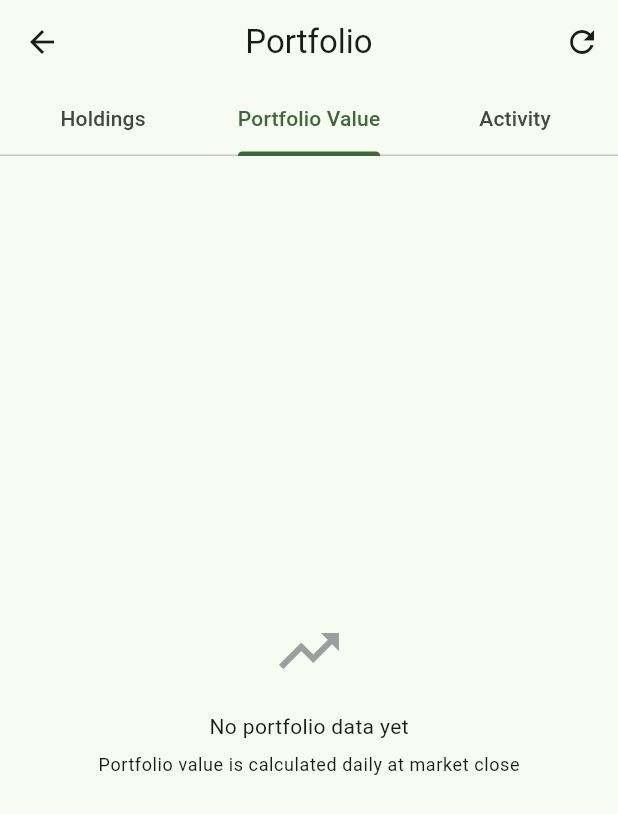
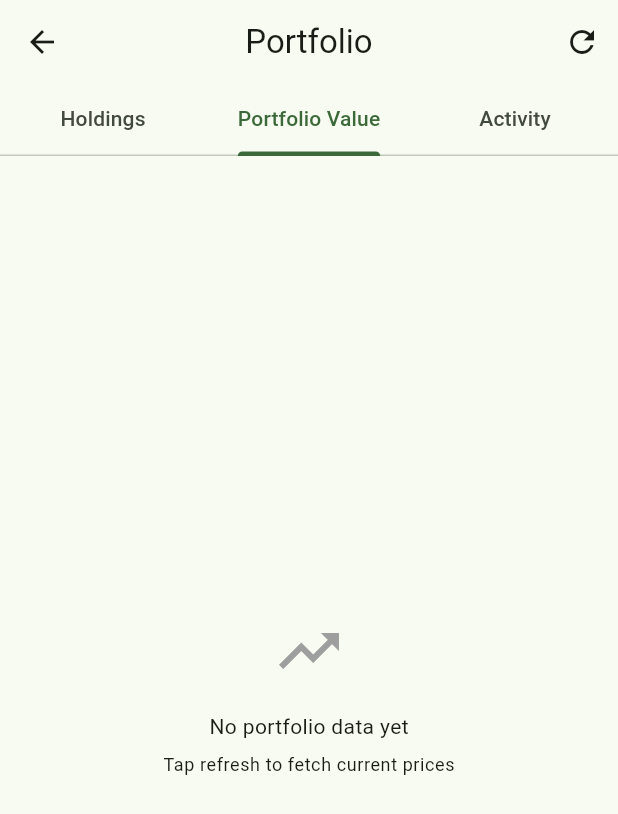
Before and after one commit to YaishRiaz/SyncLedger, a Flutter app: the StocksScreen screen opened directly, tab 2 chosen, after a tap on the "refresh" icon, on a phone screen of 412 x 824 dp. Shown: the top 814 px of the screen. Run offline on Flutter 3.47's test engine with Material 3 defaults, Android fonts, the phone set to English and light mode, and no system bars; our stand-ins replace dio, drift, drift_flutter, fl_chart, flutter_riverpod, local_auth and 6 more; missing offline and left inert: cryptography, mobile_scanner, workmanager; accounts and stored records are empty; generated files the repository leaves out were written again.

```diff
--- a/lib/presentation/screens/stocks/stock_detail_screen.dart
+++ b/lib/presentation/screens/stocks/stock_detail_screen.dart
@@ -137,10 +137,10 @@ class StockDetailScreen extends ConsumerWidget {
         // Gain/Loss Card
         Card(
           color: details.isPositive
-              ? Colors.green.shade50
+              ? Colors.green.withValues(alpha: 0.15)
               : details.isNegative
-                  ? Colors.red.shade50
-                  : Colors.grey.shade50,
+                  ? Colors.red.withValues(alpha: 0.15)
+                  : Theme.of(context).colorScheme.surfaceContainerHighest,
           child: Padding(
             padding: const EdgeInsets.all(16),
             child: Column(
--- a/lib/presentation/screens/stocks/stocks_screen.dart
+++ b/lib/presentation/screens/stocks/stocks_screen.dart
@@ -24,6 +24,8 @@ class _StocksScreenState extends ConsumerState<StocksScreen>
   void initState() {
     super.initState();
     _tabController = TabController(length: 3, vsync: this);
+    // Auto-fetch prices on first load
+    WidgetsBinding.instance.addPostFrameCallback((_) => _refreshPortfolio());
   }
 
   @override
@@ -35,16 +37,16 @@ class _StocksScreenState extends ConsumerState<StocksScreen>
   Future<void> _refreshPortfolio() async {
     setState(() => _isRefreshing = true);
     try {
-      // Trigger calculator to update portfolio value
+      // Fetch latest prices from CSE, store them, then recalculate portfolio
       final calculator = ref.read(portfolioCalculatorProvider);
       final activeId = await ref.read(activeProfileIdProvider.future);
-      if (activeId == null) return;
-      await calculator.calculateAndStorePortfolioValue(activeId);
+      await calculator.updatePricesAndRecalculatePortfolio([activeId]);
 
       // Invalidate related providers to refresh UI
       ref.invalidate(portfolioValueHistoryProvider);
       ref.invalidate(totalPortfolioValueProvider);
       ref.invalidate(latestPortfolioValueProvider);
+      ref.invalidate(holdingsProvider);
     } finally {
       setState(() => _isRefreshing = false);
     }
@@ -146,17 +148,26 @@ class _StocksScreenState extends ConsumerState<StocksScreen>
           // Portfolio Value Graph Tab
           portfolioHistory.when(
             data: (history) {
-              if (history.isEmpty) {
+              if (history.length < 2) {
                 return Center(
                   child: Column(
                     mainAxisAlignment: MainAxisAlignment.center,
                     children: [
                       const Icon(Icons.trending_up_outlined, size: 48, color: Colors.grey),
                       const SizedBox(height: 16),
-                      const Text('No portfolio data yet'),
+                      Text(
+                        history.isEmpty
+                            ? 'No portfolio data yet'
+                            : 'LKR ${history.first.totalValue.toStringAsFixed(2)}',
+                        style: history.isEmpty
+                            ? null
+                            : theme.textTheme.headlineSmall,
+                      ),
                       const SizedBox(height: 8),
                       Text(
-                        'Portfolio value is calculated daily at market close',
+                        history.isEmpty
+                            ? 'Tap refresh to fetch current prices'
+                            : 'Refresh daily to build portfolio history',
                         style: theme.textTheme.bodySmall,
                       ),
                     ],
```
Also changed, not shown: lib/data/db/app_database.dart (+13 -4 lines), lib/domain/services/portfolio_calculator_service.dart (+5 -15 lines), lib/presentation/providers/transaction_providers.dart (+9 -13 lines), lib/presentation/screens/personal/transactions_screen.dart (+18 -1 lines).
